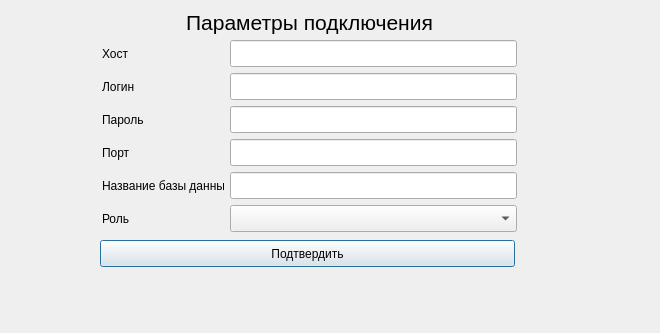
This is connection.ui in Knigan/DB3 as Qt 5 draws it before an edit. The edited form follows.
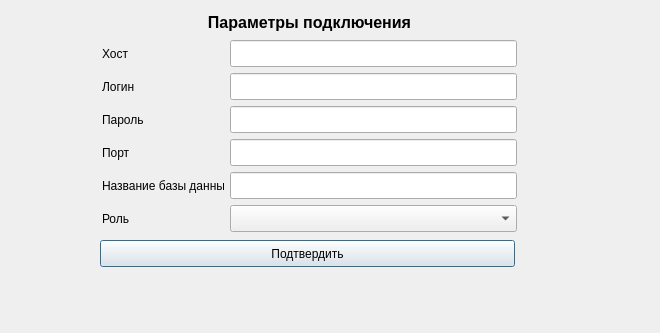
This is the edited form.

```diff
--- a/connection.ui
+++ b/connection.ui
@@ -86,7 +86,8 @@
    </property>
    <property name="font">
     <font>
-     <pointsize>16</pointsize>
+     <pointsize>12</pointsize>
+     <bold>true</bold>
     </font>
    </property>
    <property name="text">
```
